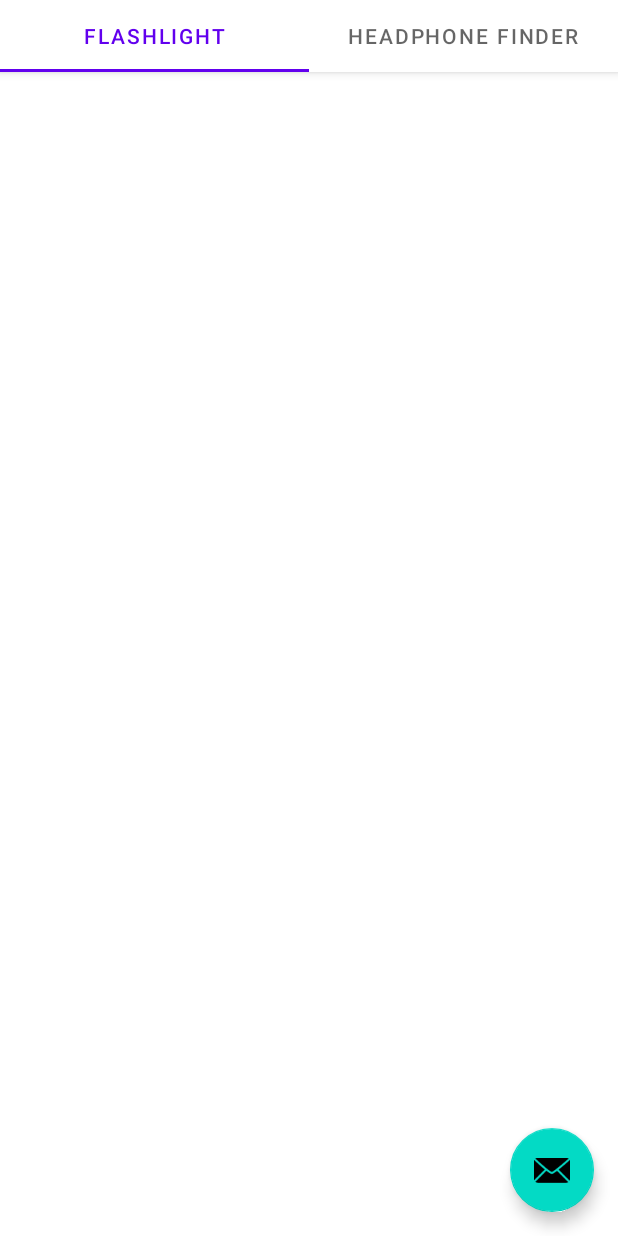
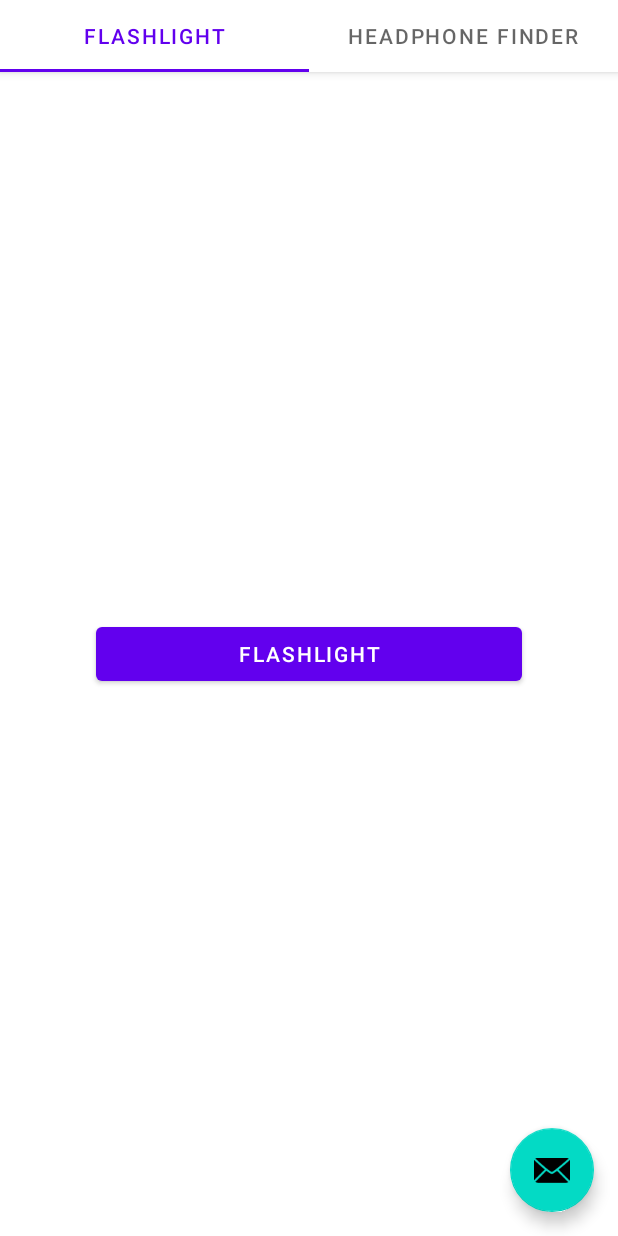
Before and after one commit to andrewmartin5/tidykit, an Android app: the screen it shows after launch (MainActivity), on a phone screen of 412 x 824 dp. Run offline under Robolectric (Android 15) with nearby library versions, the phone set to English and light mode, and no system bars; 1 statement that could not run was skipped.

Commit message:
Created functioning flashlight and finder fragments

```diff
--- /dev/null
+++ b/app/src/main/java/com/example/tidykit/FlashlightFragment.kt
@@ -0,0 +1,78 @@
+package com.example.tidykit
+
+import android.content.Context.CAMERA_SERVICE
+import android.content.pm.PackageManager
+import android.graphics.Camera
+import android.hardware.camera2.CameraManager
+import android.view.LayoutInflater
+import android.view.ViewGroup
+import android.os.Bundle
+import android.view.View
+import android.widget.Button
+import android.widget.Toast
+import androidx.fragment.app.Fragment
+import com.example.tidykit.R
+
+class FlashlightFragment : Fragment(), View.OnClickListener {
+    private var isFlashlightAvailable = false
+    private var cameraManager: CameraManager? = null
+    private var flashLightIsOn = false
+    private var cameraID: String? = null
+
+
+    override fun onCreateView(
+        inflater: LayoutInflater,
+        container: ViewGroup?,
+        savedInstanceState: Bundle?
+    ): View? {
+        val view: View = inflater.inflate(R.layout.flashlight_fragment, container, false)
+        val lightButton: Button = view.findViewById<Button>(R.id.flashlightButton)
+        lightButton.setOnClickListener(this)
+        flashlightSetUp()
+        return view
+    }
+
+    var torchCallback: CameraManager.TorchCallback = object : CameraManager.TorchCallback() {
+        override fun onTorchModeChanged(cameraId: String, enabled: Boolean) {
+            super.onTorchModeChanged(cameraId, enabled)
+            flashLightIsOn = enabled
+        }
+    }
+
+    private fun flashlightSetUp() {
+        isFlashlightAvailable =
+            requireActivity().applicationContext.packageManager.hasSystemFeature(PackageManager.FEATURE_CAMERA_FLASH)
+        cameraManager =
+            requireActivity().getSystemService(CAMERA_SERVICE) as CameraManager
+        cameraManager!!.registerTorchCallback(torchCallback, null)
+        if (cameraManager != null) {
+            cameraID = cameraManager!!.cameraIdList[0]
+        }
+    }
+
+    override fun onClick(v: View) {
+        when (v.getId()) {
+            R.id.flashlightButton -> {
+                var toast: Toast =
+                    Toast.makeText(activity, "No Flashlight Found", Toast.LENGTH_SHORT)
+                if (isFlashlightAvailable) {
+                    cameraID?.let { cameraManager?.setTorchMode(it, !flashLightIsOn) }
+                    if (flashLightIsOn) {
+                        toast = Toast.makeText(activity, "Flashlight Off", Toast.LENGTH_SHORT)
+                    } else {
+                        toast = Toast.makeText(activity, "Flashlight On", Toast.LENGTH_SHORT)
+                    }
+                }
+                toast.show()
+            }
+            else -> {
+                val toast: Toast = Toast.makeText(
+                    activity,
+                    "You Probably Shouldn't Have Clicked That",
+                    Toast.LENGTH_SHORT
+                )
+                toast.show()
+            }
+        }
+    }
+}
--- a/app/src/main/java/com/example/tidykit/ui/main/SectionsPagerAdapter.kt
+++ b/app/src/main/java/com/example/tidykit/ui/main/SectionsPagerAdapter.kt
@@ -4,6 +4,8 @@ import android.content.Context
 import androidx.fragment.app.Fragment
 import androidx.fragment.app.FragmentManager
 import androidx.fragment.app.FragmentPagerAdapter
+import com.example.tidykit.FinderFragment
+import com.example.tidykit.FlashlightFragment
 import com.example.tidykit.R
 
 private val TAB_TITLES = arrayOf(
@@ -21,7 +23,13 @@ class SectionsPagerAdapter(private val context: Context, fm: FragmentManager) :
     override fun getItem(position: Int): Fragment {
         // getItem is called to instantiate the fragment for the given page.
         // Return a PlaceholderFragment (defined as a static inner class below).
-        return PlaceholderFragment.newInstance(position + 1)
+        var fragment: Fragment? = null
+        when (position) {
+            0 -> fragment = FlashlightFragment()
+            1 -> fragment = FinderFragment()
+            else -> fragment = FlashlightFragment()
+        }
+        return fragment!!
     }
 
     override fun getPageTitle(position: Int): CharSequence? {
--- /dev/null
+++ b/app/src/main/res/layout/flashlight_fragment.xml
@@ -0,0 +1,21 @@
+<?xml version="1.0" encoding="utf-8"?>
+<androidx.constraintlayout.widget.ConstraintLayout xmlns:android="http://schemas.android.com/apk/res/android"
+    xmlns:app="http://schemas.android.com/apk/res-auto"
+    xmlns:tools="http://schemas.android.com/tools"
+    android:layout_width="match_parent"
+    android:layout_height="match_parent">
+
+    <Button
+        android:id="@+id/flashlightButton"
+        android:layout_width="0dp"
+        android:layout_height="wrap_content"
+        android:layout_marginStart="64dp"
+        android:layout_marginTop="300dp"
+        android:layout_marginEnd="64dp"
+        android:layout_marginBottom="300dp"
+        android:text="@string/flashlight"
+        app:layout_constraintBottom_toBottomOf="parent"
+        app:layout_constraintEnd_toEndOf="parent"
+        app:layout_constraintStart_toStartOf="parent"
+        app:layout_constraintTop_toTopOf="parent" />
+</androidx.constraintlayout.widget.ConstraintLayout>
--- a/app/src/main/res/values/strings.xml
+++ b/app/src/main/res/values/strings.xml
@@ -2,4 +2,6 @@
     <string name="app_name">TidyKit</string>
     <string name="tab_text_1">Flashlight</string>
     <string name="tab_text_2">Headphone Finder</string>
+    <string name="flashlight">Flashlight</string>
+    <string name="find">Find</string>
 </resources>
```
Also changed, not shown: app/src/main/java/com/example/tidykit/FinderFragment.kt (added, +79 -0 lines), app/src/main/res/layout/finder_fragment.xml (added, +21 -0 lines), 1 other file.
